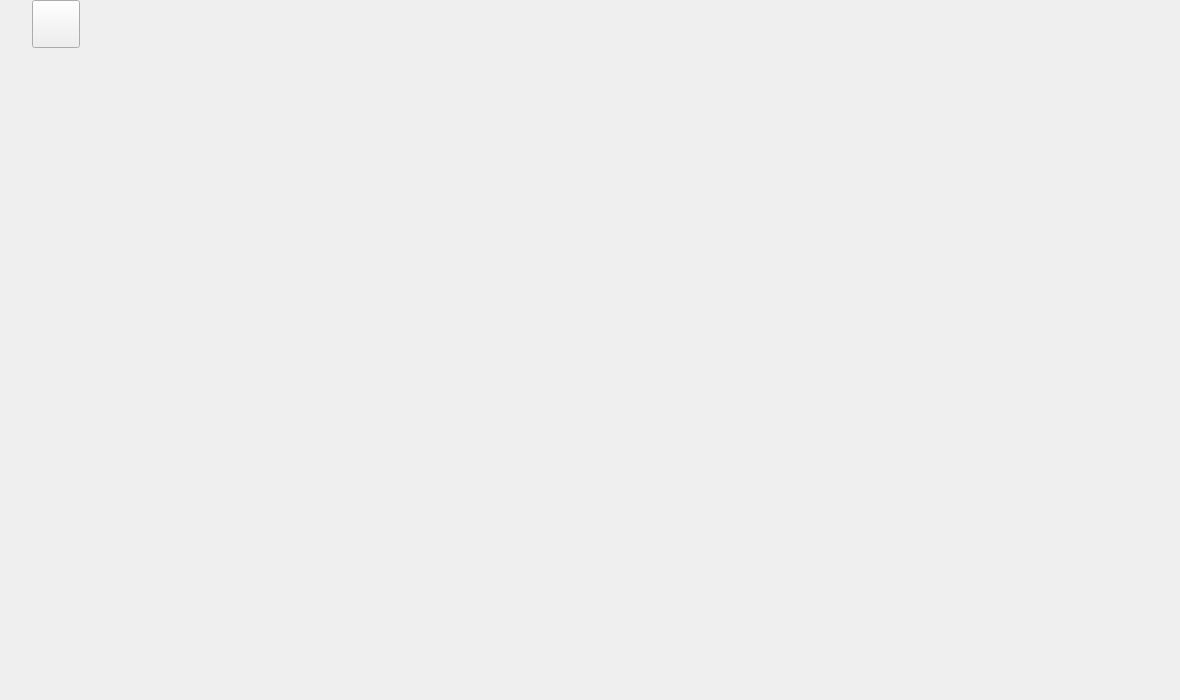
Before: the Qt Designer form Windows/veRTC_Demo_Windows/edu/core/edu_select_widget.ui in volcengine/RTC_EDU_Demo, drawn with Qt 5.
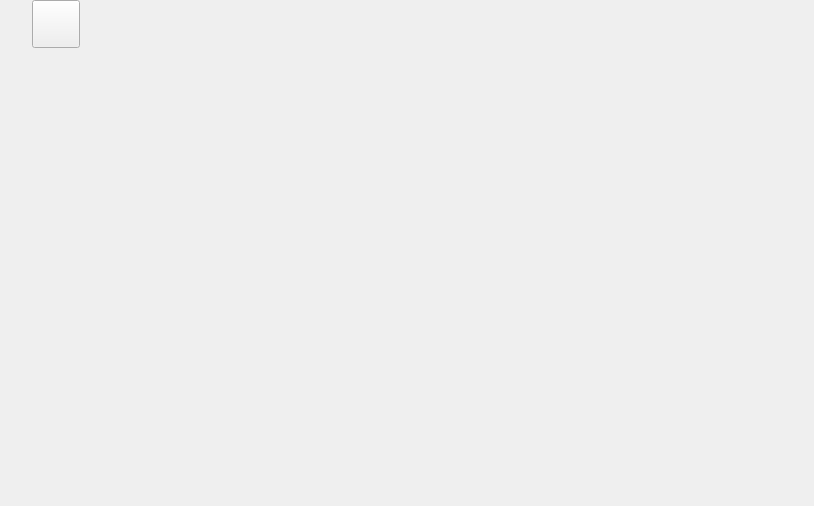
After: the same form once the commit is applied. The open tabs and pages were chosen to show the change. Custom widgets are drawn as their Qt base class.

Diff of the .ui file:
```diff
--- a/Windows/veRTC_Demo_Windows/edu/core/edu_select_widget.ui
+++ b/Windows/veRTC_Demo_Windows/edu/core/edu_select_widget.ui
@@ -6,20 +6,20 @@
    <rect>
     <x>0</x>
     <y>0</y>
-    <width>1180</width>
-    <height>700</height>
+    <width>814</width>
+    <height>506</height>
    </rect>
   </property>
   <property name="minimumSize">
    <size>
-    <width>1180</width>
-    <height>700</height>
+    <width>0</width>
+    <height>0</height>
    </size>
   </property>
   <property name="maximumSize">
    <size>
-    <width>1400</width>
-    <height>800</height>
+    <width>16777215</width>
+    <height>16777215</height>
    </size>
   </property>
   <property name="windowTitle">
@@ -47,7 +47,7 @@
    <item row="0" column="0">
     <widget class="QStackedWidget" name="stackedWidget">
      <property name="currentIndex">
-      <number>0</number>
+      <number>4</number>
      </property>
      <widget class="QWidget" name="page">
       <layout class="QVBoxLayout" name="verticalLayout_3">
@@ -124,7 +124,7 @@
        <item>
         <layout class="QHBoxLayout" name="horizontalLayout_3">
          <property name="spacing">
-          <number>240</number>
+          <number>0</number>
          </property>
          <item>
           <spacer name="horizontalSpacer_2">
@@ -155,6 +155,19 @@
            </property>
           </widget>
          </item>
+         <item>
+          <spacer name="horizontalSpacer_3">
+           <property name="orientation">
+            <enum>Qt::Horizontal</enum>
+           </property>
+           <property name="sizeHint" stdset="0">
+            <size>
+             <width>120</width>
+             <height>20</height>
+            </size>
+           </property>
+          </spacer>
+         </item>
          <item>
           <widget class="ImageButton" name="btn_student" native="true">
            <property name="minimumSize">
@@ -1307,7 +1320,7 @@
          <property name="minimumSize">
           <size>
            <width>0</width>
-           <height>645</height>
+           <height>0</height>
           </size>
          </property>
         </widget>
```
